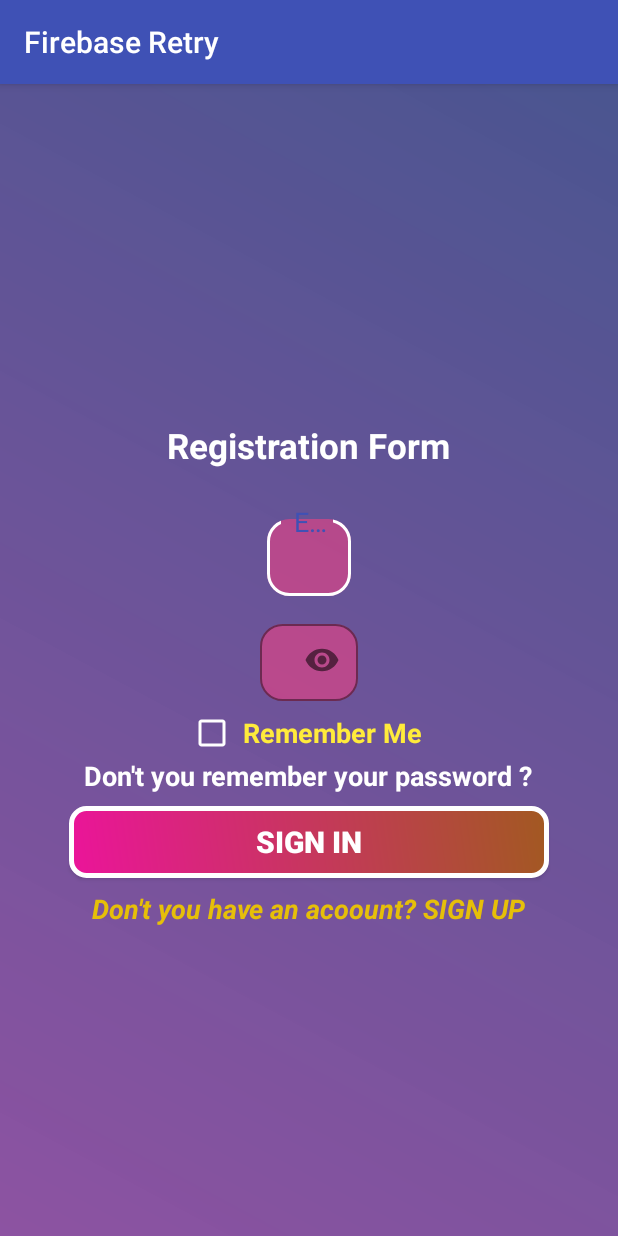
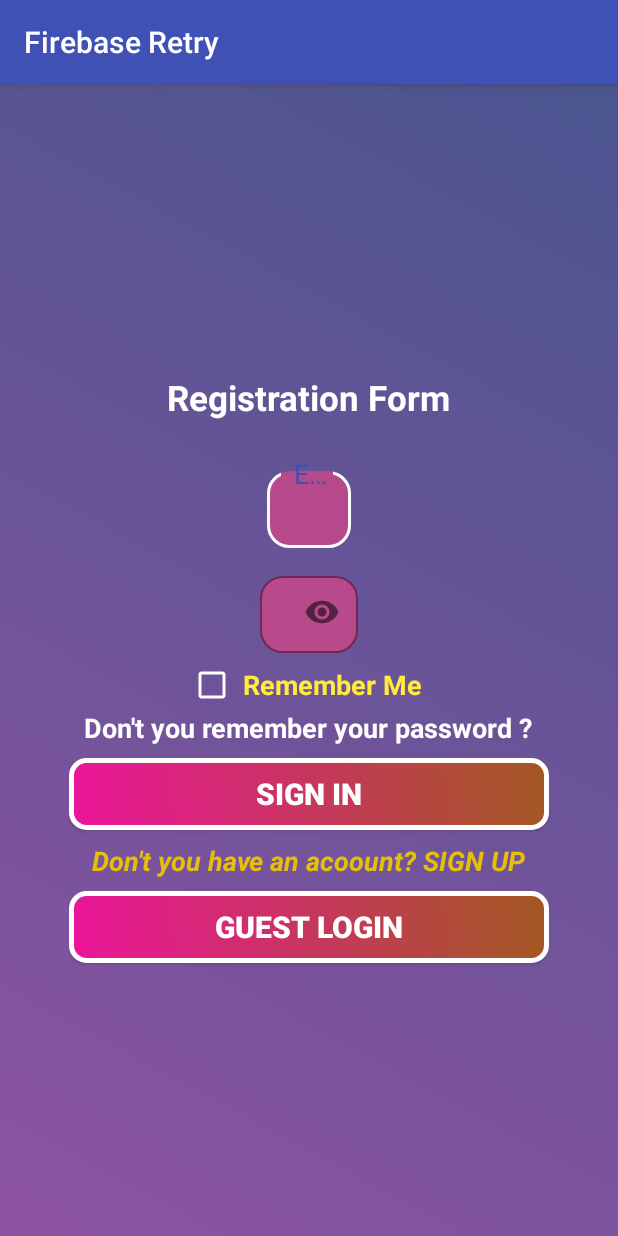
Before and after one commit to Mike-leonard/FirebaseRetry, an Android app: the screen it shows after launch (Login), after a tap on "SIGN IN", on a phone screen of 412 x 824 dp. Run offline under Robolectric (Android 15) with nearby library versions, the phone set to English and light mode, and no system bars; our stand-ins replace Firebase (no records; nobody signed in at launch, a user with empty details on screens opened directly).

Commit message:
Guest Login

```diff
--- a/app/src/main/java/com/leonard/hasn/firebaseretry/Login.java
+++ b/app/src/main/java/com/leonard/hasn/firebaseretry/Login.java
@@ -18,14 +18,14 @@ import com.google.android.gms.tasks.OnCompleteListener;
 import com.google.android.gms.tasks.Task;
 import com.google.firebase.auth.AuthResult;
 import com.google.firebase.auth.FirebaseAuth;
+import com.google.firebase.auth.FirebaseUser;
 
 public class Login extends AppCompatActivity implements View.OnClickListener {
 
     private AutoCompleteTextView logEmail, logPass;
     private TextView forgtPass, goSignIn;
-    private Button signInValue;
+    private Button signInValue, guestLogin;
 
-    private String username, password;
     private CheckBox rememberChechBox;
     private SharedPreferences loginPreferences;
     private SharedPreferences.Editor loginPreferenceEditor;
@@ -47,6 +47,7 @@ public class Login extends AppCompatActivity implements View.OnClickListener {
         forgtPass = (TextView) findViewById(R.id.forgtPass);
         goSignIn = (TextView) findViewById(R.id.goSignIn);
         signInValue = (Button) findViewById(R.id.signInValue);
+        guestLogin = (Button) findViewById(R.id.guestLogIn);
 
         // CheckBox implementation
         rememberChechBox = (CheckBox) findViewById(R.id.rememberChechBox);
@@ -55,6 +56,7 @@ public class Login extends AppCompatActivity implements View.OnClickListener {
 
         signInValue.setOnClickListener(this);
         goSignIn.setOnClickListener(this);
+        guestLogin.setOnClickListener(this);
 
         firebaseAuth = FirebaseAuth.getInstance();
 
@@ -65,6 +67,8 @@ public class Login extends AppCompatActivity implements View.OnClickListener {
             logPass.setText(loginPreferences.getString("Password", null));
         }
     }
+
+
 
     private void LogInApp () {
 
@@ -113,6 +117,55 @@ public class Login extends AppCompatActivity implements View.OnClickListener {
 
     }
 
+   private void GuestUserLogIN () {
+
+        firebaseAuth.signInAnonymously()
+                .addOnCompleteListener(this, new OnCompleteListener<AuthResult>() {
+            @Override
+            public void onComplete(@NonNull Task<AuthResult> task) {
+                if (task.isSuccessful()) {
+
+                    Intent intent_Go = new Intent(Login.this, GoPage.class);
+                    startActivity(intent_Go);
+                    Toast.makeText(Login.this," Guest User ", Toast.LENGTH_SHORT).show();
+
+                }
+                else {
+
+                    Toast.makeText(Login.this," Failed To Guest Login ", Toast.LENGTH_SHORT).show();
+                }
+            }
+        });
+
+
+    }
+
+
+
+      /*private void updateUI (FirebaseUser user) {
+
+          if (user == null) {
+
+              firebaseAuth.signInAnonymously()
+                      .addOnCompleteListener(this, new OnCompleteListener<AuthResult>() {
+                          @Override
+                          public void onComplete(@NonNull Task<AuthResult> task) {
+
+                              if (task.isSuccessful()) {
+
+                                  FirebaseUser user = firebaseAuth.getCurrentUser();
+                                  updateUI(user);
+                              }
+                              else {
+                                  updateUI(null);
+                              }
+                          }
+                      });
+          }
+
+      }*/
+
+
     private void goSignUpPage () {
         Intent intent = new Intent(Login.this, MainActivity.class);
         startActivity(intent);
@@ -125,32 +178,20 @@ public class Login extends AppCompatActivity implements View.OnClickListener {
 
             LogInApp();
 
-           /* InputMethodManager imm = (InputMethodManager)getSystemService(Context.INPUT_METHOD_SERVICE);
-            imm.hideSoftInputFromWindow(logEmail.getWindowToken(), 0);
-
-            username = logEmail.getText().toString().trim();
-            password = logPass.getText().toString().trim();
-
-            if (rememberChechBox.isChecked()) {
-
-                loginPreferenceEditor.putBoolean("saveLoginState", true);
-                loginPreferenceEditor.putString("username", username);
-                loginPreferenceEditor.putString("password", password);
-            }
-            else  {
-
-                loginPreferenceEditor.clear();
-                loginPreferenceEditor.commit();
-            }*/
-
         }
         if (view == goSignIn) {
 
             goSignUpPage();
         }
 
+        if (view == guestLogin) {
+
+            GuestUserLogIN();
+        }
+
 
     }
+
 
     @Override
     protected void onStart () {
@@ -159,5 +200,19 @@ public class Login extends AppCompatActivity implements View.OnClickListener {
             finish();
             startActivity(new Intent(this, GoPage.class));
         }
+
+     /*  FirebaseUser currentUser = firebaseAuth.getCurrentUser();
+       updateUI(currentUser);*/
     }
 }
+
+  /*  private void setOnClick(final Button btn, final String str){
+        btn.setOnClickListener(new OnClickListener() {
+            @Override
+            public void onClick(View v) {
+
+                // Do whatever you want(str can be used here)
+
+            }
+        });
+    }*/
--- a/app/src/main/res/layout/activity_login.xml
+++ b/app/src/main/res/layout/activity_login.xml
@@ -122,6 +122,19 @@
                 android:textAppearance="@style/Base.TextAppearance.AppCompat.Medium"
                 android:text=" Don't you have an acoount? SIGN UP "/>
 
+            <Button
+                android:id="@+id/guestLogIn"
+                android:layout_width="320dp"
+                android:layout_height="wrap_content"
+                android:layout_margin="8dp"
+                android:background="@drawable/autotxtdesign"
+                android:textColor="#FFFFFF"
+                android:textStyle="bold"
+                android:textSize="20dp"
+                android:text="Guest Login" />
+
+
+
 
 
         </LinearLayout>
```
